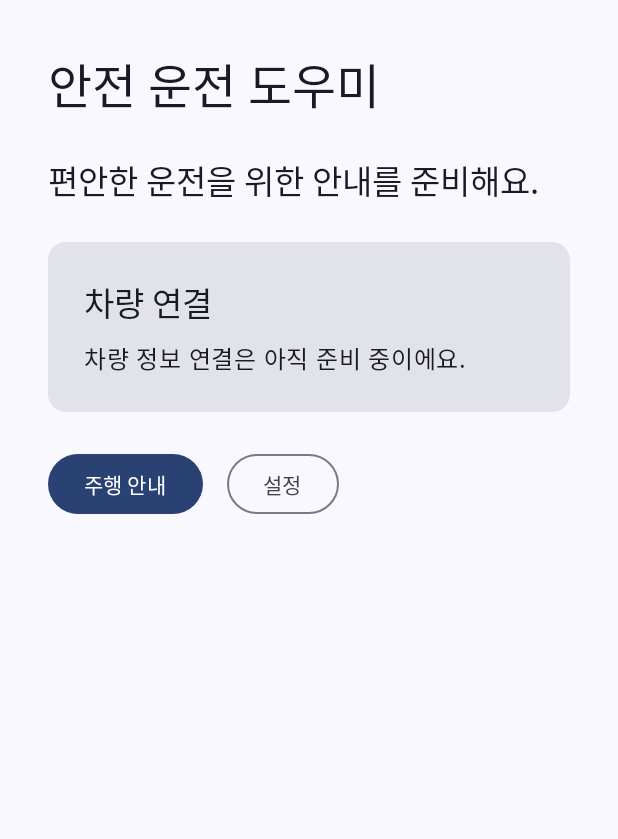
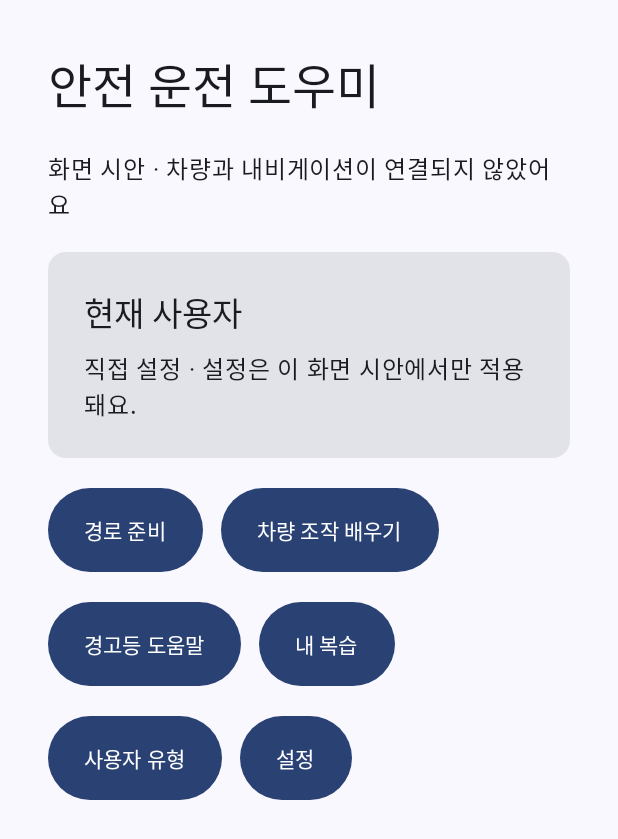
Before and after one commit to Jay-Lap/hyundai_app, an Android app built with Jetpack Compose: the screen it shows after launch (MainActivity), on a phone screen of 412 x 824 dp. Shown: the top 839 px of the screen. Run offline under Robolectric (Android 15) with nearby library versions, the phone set to English and light mode, and no system bars.

Commit message:
Add driving assistance concept and screen prototype

```diff
--- a/app/src/main/java/com/example/hyundiaboysranger/MainActivity.kt
+++ b/app/src/main/java/com/example/hyundiaboysranger/MainActivity.kt
@@ -9,6 +9,7 @@ import androidx.compose.foundation.layout.Row
 import androidx.compose.foundation.layout.fillMaxSize
 import androidx.compose.foundation.layout.fillMaxWidth
 import androidx.compose.foundation.layout.padding
+import androidx.compose.foundation.layout.sizeIn
 import androidx.compose.foundation.rememberScrollState
 import androidx.compose.foundation.verticalScroll
 import androidx.compose.material3.Button
@@ -19,27 +20,20 @@ import androidx.compose.material3.Surface
 import androidx.compose.material3.Text
 import androidx.compose.runtime.Composable
 import androidx.compose.runtime.getValue
+import androidx.compose.runtime.mutableStateOf
 import androidx.compose.runtime.saveable.rememberSaveable
 import androidx.compose.runtime.setValue
-import androidx.compose.runtime.mutableStateOf
 import androidx.compose.ui.Modifier
 import androidx.compose.ui.unit.dp
 import androidx.compose.ui.unit.sp
 import com.example.hyundiaboysranger.ui.theme.HyundiaBoysRangerTheme
 
-
 class MainActivity : ComponentActivity() {
     override fun onCreate(savedInstanceState: Bundle?) {
         super.onCreate(savedInstanceState)
-
         setContent {
             HyundiaBoysRangerTheme {
-                Surface(
-                    modifier = Modifier.fillMaxSize(),
-                    color = MaterialTheme.colorScheme.background
-                ) {
-                    DrivingHelperApp()
-                }
+                Surface(modifier = Modifier.fillMaxSize()) { DrivingHelperApp() }
             }
         }
     }
@@ -47,95 +41,104 @@ class MainActivity : ComponentActivity() {
 
 @Composable
 fun DrivingHelperApp() {
-    var currentScreen by rememberSaveable { mutableStateOf("home") }
+    var screen by rememberSaveable { mutableStateOf("home") }
+    var profile by rememberSaveable { mutableStateOf("직접 설정") }
     var isLargeText by rememberSaveable { mutableStateOf(false) }
 
     Column(
-        modifier = Modifier
-            .fillMaxSize()
-            .verticalScroll(rememberScrollState())
-            .padding(32.dp),
-        verticalArrangement = Arrangement.spacedBy(24.dp)
+        modifier = Modifier.fillMaxSize().verticalScroll(rememberScrollState()).padding(32.dp),
+        verticalArrangement = Arrangement.spacedBy(20.dp)
     ) {
         Text(
-            text = "안전 운전 도우미",
+            "안전 운전 도우미",
             style = MaterialTheme.typography.headlineLarge,
             fontSize = if (isLargeText) 42.sp else 32.sp
         )
+        Text("화면 시안 · 차량과 내비게이션이 연결되지 않았어요", style = MaterialTheme.typography.bodyLarge)
 
-        when (currentScreen) {
+        when (screen) {
             "home" -> {
-                Text(
-                    text = "편안한 운전을 위한 안내를 준비해요.",
-                    style = MaterialTheme.typography.titleLarge
-                )
-
-                Card(modifier = Modifier.fillMaxWidth()) {
-                    Column(
-                        modifier = Modifier.padding(24.dp),
-                        verticalArrangement = Arrangement.spacedBy(8.dp)
-                    ) {
-                        Text(
-                            text = "차량 연결",
-                            style = MaterialTheme.typography.titleLarge
-                        )
-                        Text(
-                            text = "차량 정보 연결은 아직 준비 중이에요.",
-                            style = MaterialTheme.typography.bodyLarge
-                        )
+                InfoCard("현재 사용자", "$profile · 설정은 이 화면 시안에서만 적용돼요.")
+                Row(horizontalArrangement = Arrangement.spacedBy(12.dp)) {
+                    NavButton("경로 준비") { screen = "route" }
+                    NavButton("차량 조작 배우기") { screen = "learn" }
+                }
+                Row(horizontalArrangement = Arrangement.spacedBy(12.dp)) {
+                    NavButton("경고등 도움말") { screen = "warnings" }
+                    NavButton("내 복습") { screen = "review" }
+                }
+                Row(horizontalArrangement = Arrangement.spacedBy(12.dp)) {
+                    NavButton("사용자 유형") { screen = "profile" }
+                    NavButton("설정") { screen = "settings" }
+                }
+            }
+            "profile" -> {
+                ScreenTitle("사용자 유형", "선택한 유형을 화면에 표시해요. 프리셋 자동 적용은 준비 중이에요.")
+                listOf("고령자", "초보자", "직접 설정").forEach { option ->
+                    OutlinedButton(onClick = { profile = option }, modifier = Modifier.sizeIn(minHeight = 56.dp)) {
+                        Text(if (profile == option) "$option · 선택됨" else option)
                     }
                 }
-
-                Row(horizontalArrangement = Arrangement.spacedBy(16.dp)) {
-                    Button(onClick = { currentScreen = "driving" }) {
-                        Text("주행 안내")
-                    }
-
-                    OutlinedButton(onClick = { currentScreen = "settings" }) {
-                        Text("설정")
-                    }
+                BackButton { screen = "home" }
+            }
+            "route" -> {
+                ScreenTitle("경로 준비", "출발 전에 경로와 운전 부담 요소를 살펴보는 공간이에요.")
+                InfoCard("경로 정보 없음", "목적지 검색과 경로 비교는 내비게이션 연동 후 사용할 수 있어요.")
+                Text("큰길 선호와 고속도로 선호는 별도로 설정할 예정이에요.")
+                BackButton { screen = "home" }
+            }
+            "learn" -> {
+                ScreenTitle("차량 조작 배우기", "공조, 김서림 제거와 와이퍼 조작을 연습할 수 있어요.")
+                InfoCard("실습 잠김", "주차 상태와 차량 정보 확인 기능을 연결한 뒤 사용할 수 있어요.")
+                BackButton { screen = "home" }
+            }
+            "warnings" -> {
+                ScreenTitle("경고등 도움말", "차량이 보내는 경고의 의미와 대응 방법을 확인하는 공간이에요.")
+                InfoCard("차량 정보 미연결", "실제 경고를 확인하고 있지 않아요. 차량의 경고 표시와 공식 매뉴얼을 확인해 주세요.")
+                BackButton { screen = "home" }
+            }
+            "review" -> {
+                ScreenTitle("내 복습", "어려웠던 조작과 완료하지 못한 연습을 다시 살펴봐요.")
+                InfoCard("기록 없음", "복습 기록 저장과 복원은 아직 연결되지 않았어요.")
+                BackButton { screen = "home" }
+            }
+            "settings" -> {
+                ScreenTitle("설정", "현재는 홈 화면 제목 크기만 바꿀 수 있어요.")
+                Text("홈 화면 제목 크기 · ${if (isLargeText) "크게" else "보통"}")
+                Row(horizontalArrangement = Arrangement.spacedBy(12.dp)) {
+                    Button(onClick = { isLargeText = false }) { Text("보통") }
+                    Button(onClick = { isLargeText = true }) { Text("크게") }
                 }
-            }
-
-            "driving" -> {
-                Text(
-                    text = "주행 안내",
-                    style = MaterialTheme.typography.headlineMedium
-                )
-                Text(
-                    text = "주행 안내 기능을 준비하고 있어요.",
-                    style = MaterialTheme.typography.bodyLarge
-                )
-                OutlinedButton(onClick = { currentScreen = "home" }) {
-                    Text("홈으로")
-                }
-            }
-
-            "settings" -> {
-                Text(
-                    text = "설정",
-                    style = MaterialTheme.typography.headlineMedium
-                )
-                Text(
-                    text = "홈 화면 제목 크기",
-                    style = MaterialTheme.typography.titleLarge
-                )
-                Text(
-                    text = if (isLargeText) "현재: 크게" else "현재: 보통",
-                    style = MaterialTheme.typography.bodyLarge
-                )
-                Row(horizontalArrangement = Arrangement.spacedBy(16.dp)) {
-                    Button(onClick = { isLargeText = false }) {
-                        Text("보통")
-                    }
-                    Button(onClick = { isLargeText = true }) {
-                        Text("크게")
-                    }
-                }
-                OutlinedButton(onClick = { currentScreen = "home" }) {
-                    Text("홈으로")
-                }
+                InfoCard("준비 중", "화면 대비와 테마, 음성 안내, 주행 보조 설정은 추후 연결할 예정이에요.")
+                Text("선택한 설정은 이 화면 시안의 상태로만 유지되며 영구 저장되지 않아요.")
+                BackButton { screen = "home" }
             }
         }
     }
 }
+
+@Composable
+private fun ScreenTitle(title: String, description: String) {
+    Text(title, style = MaterialTheme.typography.headlineMedium)
+    Text(description, style = MaterialTheme.typography.bodyLarge)
+}
+
+@Composable
+private fun InfoCard(title: String, description: String) {
+    Card(modifier = Modifier.fillMaxWidth()) {
+        Column(modifier = Modifier.padding(24.dp), verticalArrangement = Arrangement.spacedBy(8.dp)) {
+            Text(title, style = MaterialTheme.typography.titleLarge)
+            Text(description, style = MaterialTheme.typography.bodyLarge)
+        }
+    }
+}
+
+@Composable
+private fun NavButton(label: String, onClick: () -> Unit) {
+    Button(onClick = onClick, modifier = Modifier.sizeIn(minHeight = 56.dp)) { Text(label) }
+}
+
+@Composable
+private fun BackButton(onClick: () -> Unit) {
+    OutlinedButton(onClick = onClick, modifier = Modifier.sizeIn(minHeight = 56.dp)) { Text("홈으로") }
+}
```
Also changed, not shown: 1 other file.
